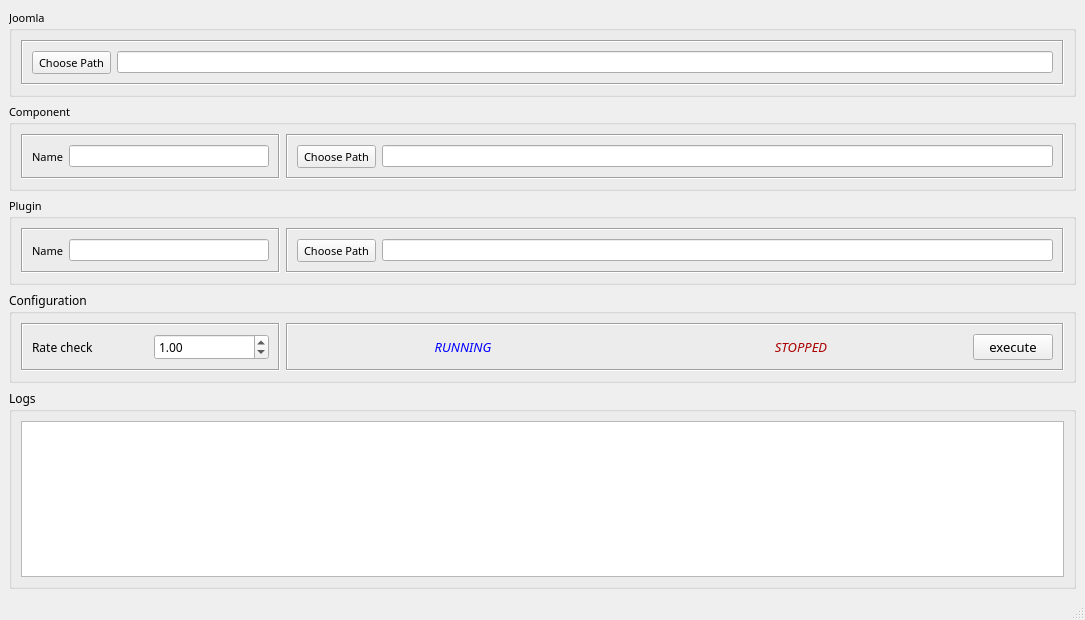
This is extension.ui in alexsilva/joomla-tools as Qt 5 draws it before an edit. The edited form follows.
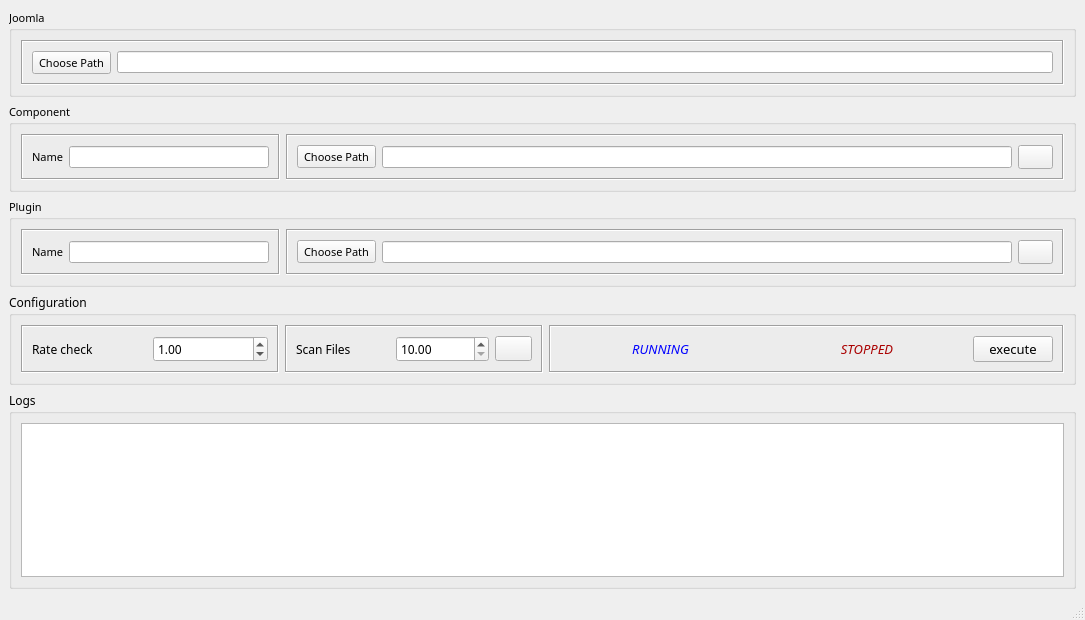
This is the edited form. Icons and pictures are not drawn.

The edit to the form file:
```diff
--- a/extension.ui
+++ b/extension.ui
@@ -160,6 +160,20 @@
             </property>
            </widget>
           </item>
+          <item>
+           <widget class="QPushButton" name="pushButton">
+            <property name="toolTip">
+             <string>Zip all content.</string>
+            </property>
+            <property name="text">
+             <string/>
+            </property>
+            <property name="icon">
+             <iconset>
+              <normaloff>media/zip.png</normaloff>media/zip.png</iconset>
+            </property>
+           </widget>
+          </item>
          </layout>
         </widget>
        </item>
@@ -262,6 +276,20 @@
             </property>
            </widget>
           </item>
+          <item>
+           <widget class="QPushButton" name="pushButton_2">
+            <property name="toolTip">
+             <string>Zip all content.</string>
+            </property>
+            <property name="text">
+             <string/>
+            </property>
+            <property name="icon">
+             <iconset>
+              <normaloff>media/zip.png</normaloff>media/zip.png</iconset>
+            </property>
+           </widget>
+          </item>
          </layout>
         </widget>
        </item>
@@ -322,11 +350,69 @@
          </layout>
         </widget>
        </item>
+       <item>
+        <widget class="QFrame" name="frame_6">
+         <property name="sizePolicy">
+          <sizepolicy hsizetype="Preferred" vsizetype="Preferred">
+           <horstretch>1</horstretch>
+           <verstretch>0</verstretch>
+          </sizepolicy>
+         </property>
+         <property name="frameShape">
+          <enum>QFrame::Box</enum>
+         </property>
+         <property name="frameShadow">
+          <enum>QFrame::Sunken</enum>
+         </property>
+         <layout class="QHBoxLayout" name="horizontalLayout_6">
+          <item>
+           <widget class="QLabel" name="label_4">
+            <property name="text">
+             <string>Scan Files</string>
+            </property>
+           </widget>
+          </item>
+          <item>
+           <widget class="QDoubleSpinBox" name="scanFilesRate">
+            <property name="minimum">
+             <double>10.000000000000000</double>
+            </property>
+            <property name="maximum">
+             <double>1800.000000000000000</double>
+            </property>
+            <property name="singleStep">
+             <double>5.000000000000000</double>
+            </property>
+           </widget>
+          </item>
+          <item>
+           <widget class="QPushButton" name="scanFilesNow">
+            <property name="sizePolicy">
+             <sizepolicy hsizetype="Fixed" vsizetype="Fixed">
+              <horstretch>0</horstretch>
+              <verstretch>0</verstretch>
+             </sizepolicy>
+            </property>
+            <property name="toolTip">
+             <string>Rescan all files.</string>
+            </property>
+            <property name="text">
+             <string/>
+            </property>
+            <property name="icon">
+             <iconset>
+              <normaloff>media/refresh.png</normaloff>media/refresh.png</iconset>
+            </property>
+           </widget>
+          </item>
+         </layout>
+        </widget>
+       </item>
        <item>
         <widget class="QFrame" name="frame_8">
          <property name="sizePolicy">
           <sizepolicy hsizetype="Expanding" vsizetype="Preferred">
-           <horstretch>3</horstretch>
+           <horstretch>2</horstretch>
            <verstretch>0</verstretch>
           </sizepolicy>
          </property>
```
Left out of the diff: 3 changed lines with no effect on the pictures.
